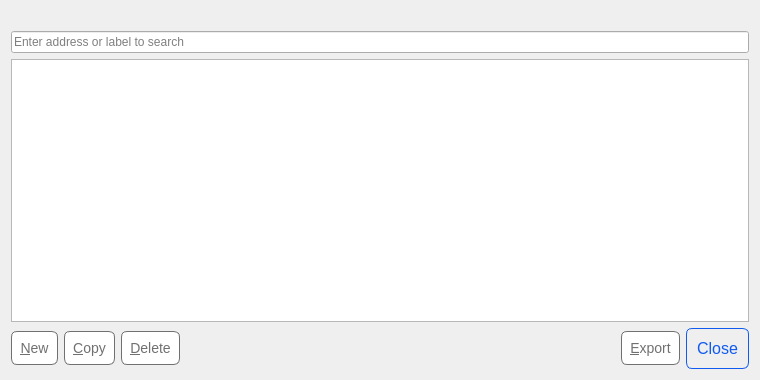
Before: the Qt Designer form src/qt/forms/addressbookpage.ui in Veil-Project/veil, drawn with Qt 5.
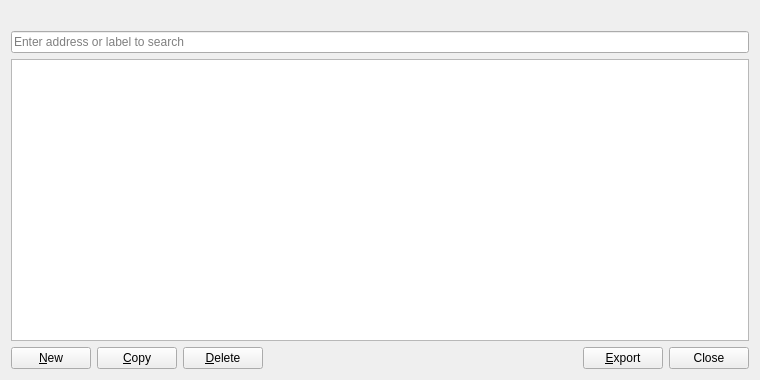
After: the same form once the commit is applied. Icons and pictures are not drawn.

```diff
--- a/src/qt/forms/addressbookpage.ui
+++ b/src/qt/forms/addressbookpage.ui
@@ -63,35 +63,6 @@
        <property name="toolTip">
         <string>Create a new address</string>
        </property>
-       <property name="styleSheet">
-        <string notr="true">QPushButton {
-    border-radius: 6px;
-    border:  1px solid #707070;
-    background-color:#ffffff;
-    color: #707070;
-    font-size: 14px;
-    padding:8;
-    text-align:center !important;
-}
-
-QPushButton:checked {
-    border:  1px solid #105aef;
-    background-color:#105aef;
-    color: #FFFFFF;
-}
-
-QPushButton:hover {
-    border:  1px solid #bababa;
-    background-color:#bababa;
-    color: #FFFFFF;
-}
-
-QPushButton:unchecked {
-    border:  1px solid #707070;
-    background-color:#ffffff;
-    color: #707070;
-}</string>
-       </property>
        <property name="text">
         <string>&amp;New</string>
        </property>
@@ -109,35 +80,6 @@
        <property name="toolTip">
         <string>Copy the currently selected address to the system clipboard</string>
        </property>
-       <property name="styleSheet">
-        <string notr="true">QPushButton {
-    border-radius: 6px;
-    border:  1px solid #707070;
-    background-color:#ffffff;
-    color: #707070;
-    font-size: 14px;
-    padding:8;
-    text-align:center !important;
-}
-
-QPushButton:checked {
-    border:  1px solid #105aef;
-    background-color:#105aef;
-    color: #FFFFFF;
-}
-
-QPushButton:hover {
-    border:  1px solid #bababa;
-    background-color:#bababa;
-    color: #FFFFFF;
-}
-
-QPushButton:unchecked {
-    border:  1px solid #707070;
-    background-color:#ffffff;
-    color: #707070;
-}</string>
-       </property>
        <property name="text">
         <string>&amp;Copy</string>
        </property>
@@ -155,35 +97,6 @@
        <property name="toolTip">
         <string>Delete the currently selected address from the list</string>
        </property>
-       <property name="styleSheet">
-        <string notr="true">QPushButton {
-    border-radius: 6px;
-    border:  1px solid #707070;
-    background-color:#ffffff;
-    color: #707070;
-    font-size: 14px;
-    padding:8;
-    text-align:center !important;
-}
-
-QPushButton:checked {
-    border:  1px solid #105aef;
-    background-color:#105aef;
-    color: #FFFFFF;
-}
-
-QPushButton:hover {
-    border:  1px solid #bababa;
-    background-color:#bababa;
-    color: #FFFFFF;
-}
-
-QPushButton:unchecked {
-    border:  1px solid #707070;
-    background-color:#ffffff;
-    color: #707070;
-}</string>
-       </property>
        <property name="text">
         <string>&amp;Delete</string>
        </property>
@@ -214,35 +127,6 @@
        <property name="toolTip">
         <string>Export the data in the current tab to a file</string>
        </property>
-       <property name="styleSheet">
-        <string notr="true">QPushButton {
-    border-radius: 6px;
-    border:  1px solid #707070;
-    background-color:#ffffff;
-    color: #707070;
-    font-size: 14px;
-    padding:8;
-    text-align:center !important;
-}
-
-QPushButton:checked {
-    border:  1px solid #105aef;
-    background-color:#105aef;
-    color: #FFFFFF;
-}
-
-QPushButton:hover {
-    border:  1px solid #bababa;
-    background-color:#bababa;
-    color: #FFFFFF;
-}
-
-QPushButton:unchecked {
-    border:  1px solid #707070;
-    background-color:#ffffff;
-    color: #707070;
-}</string>
-       </property>
        <property name="text">
         <string>&amp;Export</string>
        </property>
@@ -263,21 +147,6 @@
          <verstretch>0</verstretch>
         </sizepolicy>
        </property>
-       <property name="styleSheet">
-        <string notr="true">QPushButton {
-    border-radius: 6px;
-    border:  1px solid #105aef;
-    color: #105aef;
-    font-size: 16px;
-    padding:10 10 10 10;
-}
-
-QPushButton:hover {
-    color: #FFFFFF;
-    background-color:#4070d3;
-    border:  1px solid #4070d3;
-}</string>
-       </property>
        <property name="text">
         <string>Close</string>
        </property>
```
